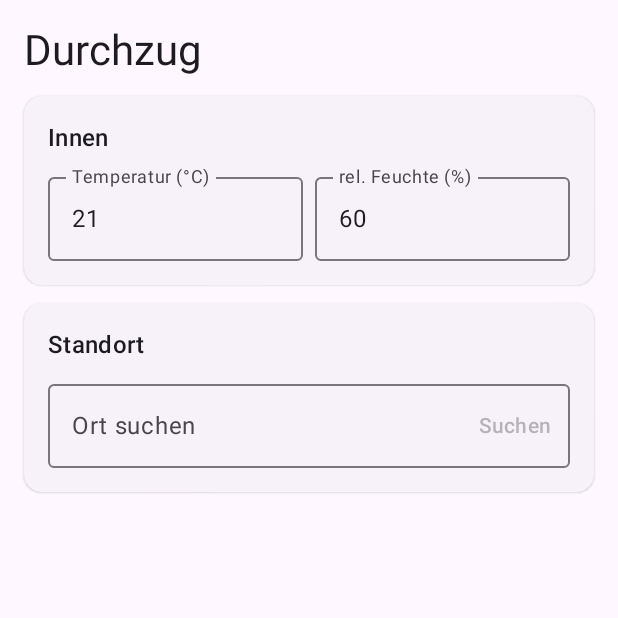
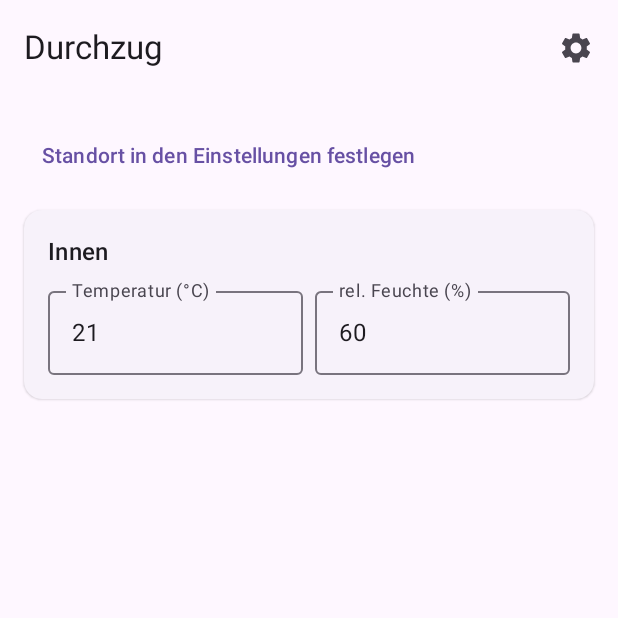
Before and after one commit to Avarast/Durchzug, an Android app built with Jetpack Compose: the screen it shows after launch (MainActivity), on a phone screen of 412 x 824 dp, the top half of it. Run offline under Robolectric (Android 15) with nearby library versions, the phone set to English and light mode, and no system bars.

Commit message:
feat: move location selection into settings screen
Add a top app bar with a settings action that opens a dedicated settings screen for the location search. Selecting a place returns to the main screen. Use Material icons for the settings and back actions.

```diff
--- a/app/build.gradle.kts
+++ b/app/build.gradle.kts
@@ -42,6 +42,7 @@ dependencies {
     implementation("androidx.lifecycle:lifecycle-viewmodel-compose:2.11.1")
     implementation("androidx.compose.ui:ui")
     implementation("androidx.compose.material3:material3")
+    implementation("androidx.compose.material:material-icons-core")
     implementation("org.jetbrains.kotlinx:kotlinx-coroutines-android:1.11.0")
     testImplementation("junit:junit:4.13.2")
 }
--- a/app/src/main/java/de/durchzug/MainActivity.kt
+++ b/app/src/main/java/de/durchzug/MainActivity.kt
@@ -10,8 +10,16 @@ import androidx.compose.foundation.rememberScrollState
 import androidx.compose.foundation.text.KeyboardActions
 import androidx.compose.foundation.text.KeyboardOptions
 import androidx.compose.foundation.verticalScroll
+import androidx.compose.material.icons.Icons
+import androidx.compose.material.icons.automirrored.filled.ArrowBack
+import androidx.compose.material.icons.filled.Settings
 import androidx.compose.material3.*
+import androidx.activity.compose.BackHandler
 import androidx.compose.runtime.Composable
+import androidx.compose.runtime.getValue
+import androidx.compose.runtime.mutableStateOf
+import androidx.compose.runtime.saveable.rememberSaveable
+import androidx.compose.runtime.setValue
 import androidx.compose.ui.Modifier
 import androidx.compose.ui.graphics.Color
 import androidx.compose.ui.text.font.FontWeight
@@ -33,11 +41,38 @@ private fun Double.fmt(decimals: Int = 1) = String.format(Locale.GERMANY, "%.${d
 
 @Composable
 fun App(vm: MainViewModel = viewModel()) {
+    var showSettings by rememberSaveable { mutableStateOf(false) }
+    BackHandler(enabled = showSettings) { showSettings = false }
+
+    if (showSettings) {
+        SettingsScreen(vm, onBack = { showSettings = false })
+    } else {
+        MainScreen(vm, onOpenSettings = { showSettings = true })
+    }
+}
+
+@OptIn(ExperimentalMaterial3Api::class)
+@Composable
+private fun MainScreen(vm: MainViewModel, onOpenSettings: () -> Unit) {
+    Scaffold(
+        topBar = {
+            TopAppBar(
+                title = { Text("Durchzug") },
+                actions = {
+                    IconButton(onClick = onOpenSettings) {
+                        Icon(Icons.Filled.Settings, contentDescription = "Einstellungen")
+                    }
+                },
+            )
+        },
+    ) { padding ->
         Column(
-        Modifier.fillMaxSize().systemBarsPadding().verticalScroll(rememberScrollState()).padding(16.dp),
+            Modifier.fillMaxSize().padding(padding).verticalScroll(rememberScrollState()).padding(16.dp),
             verticalArrangement = Arrangement.spacedBy(12.dp),
         ) {
-        Text("Durchzug", style = MaterialTheme.typography.headlineMedium)
+            vm.place?.let {
+                Text("Standort: ${it.label}", fontWeight = FontWeight.SemiBold)
+            } ?: TextButton(onClick = onOpenSettings) { Text("Standort in den Einstellungen festlegen") }
 
             Section("Innen") {
                 Row(horizontalArrangement = Arrangement.spacedBy(8.dp)) {
@@ -46,6 +81,41 @@ fun App(vm: MainViewModel = viewModel()) {
                 }
             }
 
+            if (vm.loading) LinearProgressIndicator(Modifier.fillMaxWidth())
+            vm.error?.let { Text(it, color = MaterialTheme.colorScheme.error) }
+
+            vm.weather?.let { w ->
+                Section("Außen (OpenWeatherMap)") {
+                    Text("${w.temp.fmt()} °C · ${w.humidity.fmt(0)} % rel. Feuchte · Wind ${w.wind.fmt()} m/s")
+                    if (w.description.isNotBlank()) Text(w.description.replaceFirstChar { it.uppercase() })
+                    TextButton(onClick = { vm.refreshWeather() }) { Text("Aktualisieren") }
+                }
+            }
+
+            vm.result?.let { ResultCard(it) }
+        }
+    }
+}
+
+@OptIn(ExperimentalMaterial3Api::class)
+@Composable
+private fun SettingsScreen(vm: MainViewModel, onBack: () -> Unit) {
+    Scaffold(
+        topBar = {
+            TopAppBar(
+                title = { Text("Einstellungen") },
+                navigationIcon = {
+                    IconButton(onClick = onBack) {
+                        Icon(Icons.AutoMirrored.Filled.ArrowBack, contentDescription = "Zurück")
+                    }
+                },
+            )
+        },
+    ) { padding ->
+        Column(
+            Modifier.fillMaxSize().padding(padding).verticalScroll(rememberScrollState()).padding(16.dp),
+            verticalArrangement = Arrangement.spacedBy(12.dp),
+        ) {
             Section("Standort") {
             OutlinedTextField(
                 value = vm.query,
@@ -60,23 +130,14 @@ fun App(vm: MainViewModel = viewModel()) {
                 },
             )
             vm.places.forEach { p ->
-                Text(p.label, Modifier.fillMaxWidth().clickable { vm.select(p) }.padding(vertical = 10.dp))
+                Text(p.label, Modifier.fillMaxWidth().clickable { vm.select(p); onBack() }.padding(vertical = 10.dp))
             }
             vm.place?.let { Text("Gewählt: ${it.label}", fontWeight = FontWeight.SemiBold) }
             }
 
             if (vm.loading) LinearProgressIndicator(Modifier.fillMaxWidth())
             vm.error?.let { Text(it, color = MaterialTheme.colorScheme.error) }
-
-        vm.weather?.let { w ->
-            Section("Außen (OpenWeatherMap)") {
-                Text("${w.temp.fmt()} °C · ${w.humidity.fmt(0)} % rel. Feuchte · Wind ${w.wind.fmt()} m/s")
-                if (w.description.isNotBlank()) Text(w.description.replaceFirstChar { it.uppercase() })
-                TextButton(onClick = { vm.refreshWeather() }) { Text("Aktualisieren") }
         }
-        }
-
-        vm.result?.let { ResultCard(it) }
     }
 }
 
```
Lines whose indentation alone changed are shown as unchanged.
